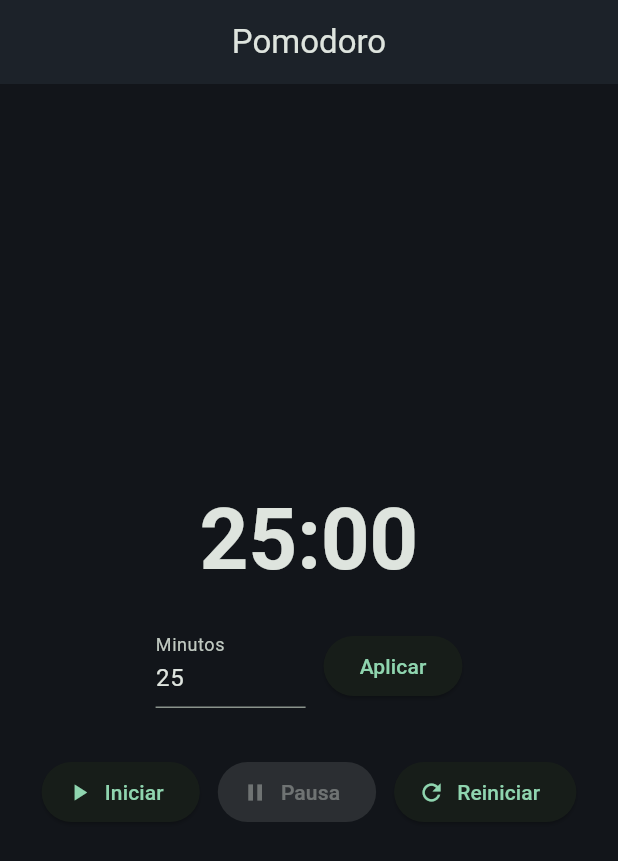
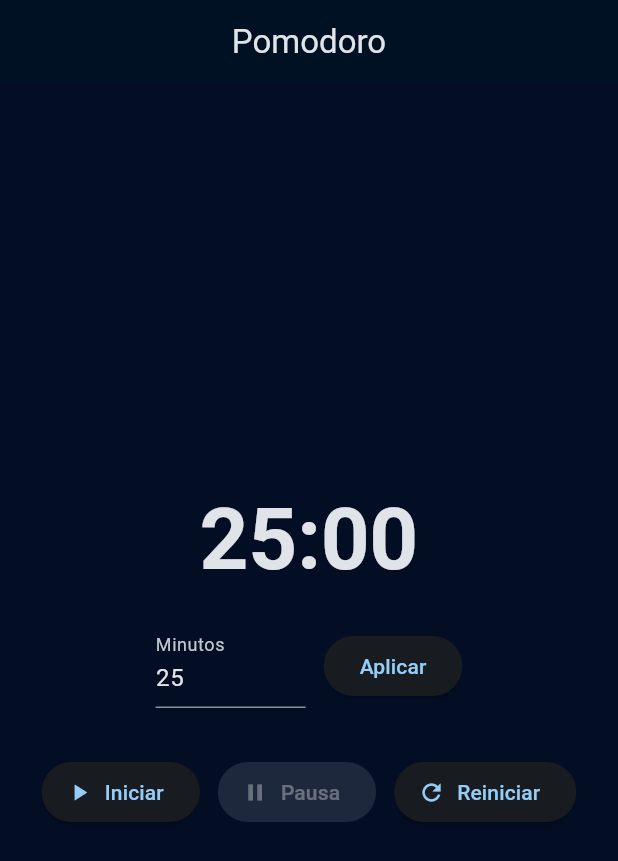
Before and after one commit to jladinori/Habivi, a Flutter app: the PomodoroScreen screen opened by its route, on a phone screen of 412 x 824 dp. Shown: the top 861 px of the screen. Run offline on Flutter 3.47's test engine with Material 3 defaults, Android fonts, the phone set to English and light mode, and no system bars; our stand-ins replace flutter_riverpod, go_router, hive, hive_flutter; missing offline and left inert: dart:js; accounts and stored records are empty.

Commit message:
se cambian colores, falta revisar

```diff
--- a/lib/core/theme/app_colors.dart
+++ b/lib/core/theme/app_colors.dart
@@ -2,8 +2,8 @@ import 'package:flutter/material.dart';
 
 /// Paleta base para tema oscuro universitario.
 abstract final class AppColors {
-  static const seed = Color(0xFF2E7D5A);
-  static const surface = Color(0xFF12151A);
-  static const surfaceHigh = Color(0xFF1C2229);
-  static const onSurfaceMuted = Color(0xFF9AA5B1);
+  static const seed = Color.fromARGB(255, 0, 179, 255);
+  static const surface = Color.fromARGB(255, 3, 14, 36);
+  static const surfaceHigh = Color.fromARGB(255, 1, 17, 36);
+  static const onSurfaceMuted = Color.fromARGB(255, 128, 206, 255);
 }
```
